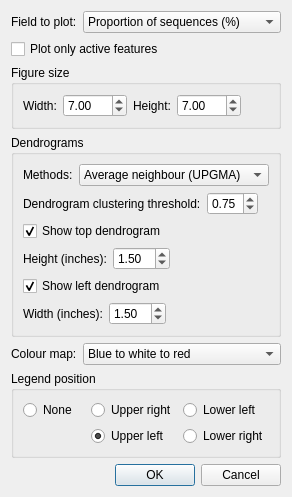
The window that stamp/plugins/multiGroups/plots/configGUI/HeatmapPlot.ui (donovan-h-parks/STAMP) describes before a commit, drawn with Qt 5.
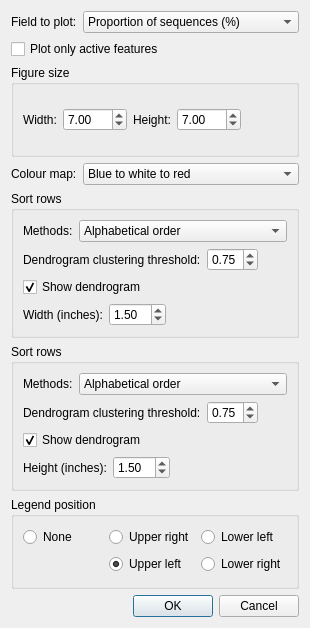
The same window after the commit. Icons and pictures are not drawn.

Commit message: Initial work on a revised heatmap.

Patch:
```diff
--- a/stamp/plugins/multiGroups/plots/configGUI/HeatmapPlot.ui
+++ b/stamp/plugins/multiGroups/plots/configGUI/HeatmapPlot.ui
@@ -6,8 +6,8 @@
    <rect>
     <x>0</x>
     <y>0</y>
-    <width>260</width>
-    <height>455</height>
+    <width>310</width>
+    <height>628</height>
    </rect>
   </property>
   <property name="sizePolicy">
@@ -23,7 +23,7 @@
    <iconset>
     <normaloff>../../../../../icons/programIcon.png</normaloff>../../../../../icons/programIcon.png</iconset>
   </property>
-  <layout class="QVBoxLayout" name="verticalLayout_3">
+  <layout class="QVBoxLayout" name="verticalLayout_4">
    <item>
     <layout class="QHBoxLayout" name="horizontalLayout_6">
      <item>
@@ -158,237 +158,6 @@
      </layout>
     </widget>
    </item>
-   <item>
-    <widget class="QGroupBox" name="groupBox">
-     <property name="title">
-      <string>Dendrograms</string>
-     </property>
-     <layout class="QVBoxLayout" name="verticalLayout_2">
-      <item>
-       <layout class="QHBoxLayout" name="horizontalLayout_5" stretch="0,0">
-        <item>
-         <widget class="QLabel" name="lblDendrogramMethod">
-          <property name="text">
-           <string>Methods:</string>
-          </property>
-         </widget>
-        </item>
-        <item>
-         <widget class="QComboBox" name="cboDendrogramMethod">
-          <property name="sizePolicy">
-           <sizepolicy hsizetype="Preferred" vsizetype="Fixed">
-            <horstretch>1</horstretch>
-            <verstretch>0</verstretch>
-           </sizepolicy>
-          </property>
-          <item>
-           <property name="text">
-            <string>Average neighbour (UPGMA)</string>
-           </property>
-          </item>
-          <item>
-           <property name="text">
-            <string>Centroid</string>
-           </property>
-          </item>
-          <item>
-           <property name="text">
-            <string>Furthest neighbour</string>
-           </property>
-          </item>
-          <item>
-           <property name="text">
-            <string>Nearest neighbour</string>
-           </property>
-          </item>
-          <item>
-           <property name="text">
-            <string>Ward</string>
-           </property>
-          </item>
-         </widget>
-        </item>
-       </layout>
-      </item>
-      <item>
-       <layout class="QHBoxLayout" name="horizontalLayout_2">
-        <item>
-         <widget class="QLabel" name="lblClusteringThreshold">
-          <property name="text">
-           <string>Dendrogram clustering threshold:</string>
-          </property>
-         </widget>
-        </item>
-        <item>
-         <widget class="QDoubleSpinBox" name="spinClusteringThreshold">
-          <property name="sizePolicy">
-           <sizepolicy hsizetype="Minimum" vsizetype="Fixed">
-            <horstretch>0</horstretch>
-            <verstretch>0</verstretch>
-           </sizepolicy>
-          </property>
-          <property name="decimals">
-           <number>2</number>
-          </property>
-          <property name="minimum">
-           <double>0.000000000000000</double>
-          </property>
-          <property name="maximum">
-           <double>1.000000000000000</double>
-          </property>
-          <property name="singleStep">
-           <double>0.050000000000000</double>
-          </property>
-          <property name="value">
-           <double>0.750000000000000</double>
-          </property>
-         </widget>
-        </item>
-        <item>
-         <spacer name="horizontalSpacer">
-          <property name="orientation">
-           <enum>Qt::Horizontal</enum>
-          </property>
-          <property name="sizeHint" stdset="0">
-           <size>
-            <width>5</width>
-            <height>20</height>
-           </size>
-          </property>
-         </spacer>
-        </item>
-       </layout>
-      </item>
-      <item>
-       <widget class="QCheckBox" name="chkShowTopDendrogram">
-        <property name="enabled">
-         <bool>true</bool>
-        </property>
-        <property name="layoutDirection">
-         <enum>Qt::LeftToRight</enum>
-        </property>
-        <property name="text">
-         <string>Show top dendrogram</string>
-        </property>
-        <property name="checked">
-         <bool>true</bool>
-        </property>
-       </widget>
-      </item>
-      <item>
-       <layout class="QHBoxLayout" name="horizontalLayout_8">
-        <item>
-         <widget class="QLabel" name="lblTopDendrogramHeight">
-          <property name="text">
-           <string>Height (inches):</string>
-          </property>
-         </widget>
-        </item>
-        <item>
-         <widget class="QDoubleSpinBox" name="spinDendrogramHeight">
-          <property name="sizePolicy">
-           <sizepolicy hsizetype="Minimum" vsizetype="Fixed">
-            <horstretch>0</horstretch>
-            <verstretch>0</verstretch>
-           </sizepolicy>
-          </property>
-          <property name="decimals">
-           <number>2</number>
-          </property>
-          <property name="minimum">
-           <double>0.000000000000000</double>
-          </property>
-          <property name="maximum">
-           <double>50.000000000000000</double>
-          </property>
-          <property name="singleStep">
-           <double>0.050000000000000</double>
-          </property>
-          <property name="value">
-           <double>1.500000000000000</double>
-          </property>
-         </widget>
-        </item>
-        <item>
-         <spacer name="horizontalSpacer_4">
-          <property name="orientation">
-           <enum>Qt::Horizontal</enum>
-          </property>
-          <property name="sizeHint" stdset="0">
-           <size>
-            <width>10</width>
-            <height>20</height>
-           </size>
-          </property>
-         </spacer>
-        </item>
-       </layout>
-      </item>
-      <item>
-       <widget class="QCheckBox" name="chkShowLeftDendrogram">
-        <property name="layoutDirection">
-         <enum>Qt::LeftToRight</enum>
-        </property>
-        <property name="text">
-         <string>Show left dendrogram</string>
-        </property>
-        <property name="checked">
-         <bool>true</bool>
-        </property>
-       </widget>
-      </item>
-      <item>
-       <layout class="QHBoxLayout" name="horizontalLayout_9">
-        <item>
-         <widget class="QLabel" name="lblDendrogramWidth">
-          <property name="text">
-           <string>Width (inches):</string>
-          </property>
-         </widget>
-        </item>
-        <item>
-         <widget class="QDoubleSpinBox" name="spinDendrogramWidth">
-          <property name="sizePolicy">
-           <sizepolicy hsizetype="Minimum" vsizetype="Fixed">
-            <horstretch>0</horstretch>
-            <verstretch>0</verstretch>
-           </sizepolicy>
-          </property>
-          <property name="decimals">
-           <number>2</number>
-          </property>
-          <property name="minimum">
-           <double>0.000000000000000</double>
-          </property>
-          <property name="maximum">
-           <double>50.000000000000000</double>
-          </property>
-          <property name="singleStep">
-           <double>0.050000000000000</double>
-          </property>
-          <property name="value">
-           <double>1.500000000000000</double>
-          </property>
-         </widget>
-        </item>
-        <item>
-         <spacer name="horizontalSpacer_5">
-          <property name="orientation">
-           <enum>Qt::Horizontal</enum>
-          </property>
-          <property name="sizeHint" stdset="0">
-           <size>
-            <width>10</width>
-            <height>20</height>
-           </size>
-          </property>
-         </spacer>
-        </item>
-       </layout>
-      </item>
-     </layout>
-    </widget>
-   </item>
    <item>
     <layout class="QHBoxLayout" name="horizontalLayout_7">
      <item>
@@ -478,6 +247,354 @@
      </item>
     </layout>
    </item>
+   <item>
+    <widget class="QGroupBox" name="groupBox">
+     <property name="title">
+      <string>Sort rows</string>
+     </property>
+     <layout class="QVBoxLayout" name="verticalLayout_2">
+      <item>
+       <layout class="QHBoxLayout" name="horizontalLayout_5" stretch="0,0">
+        <item>
+         <widget class="QLabel" name="lblDendrogramMethod">
+          <property name="text">
+           <string>Methods:</string>
+          </property>
+         </widget>
+        </item>
+        <item>
+         <widget class="QComboBox" name="cboRowSortMethod">
+          <property name="sizePolicy">
+           <sizepolicy hsizetype="Preferred" vsizetype="Fixed">
+            <horstretch>1</horstretch>
+            <verstretch>0</verstretch>
+           </sizepolicy>
+          </property>
+          <item>
+           <property name="text">
+            <string>Alphabetical order</string>
+           </property>
+          </item>
+          <item>
+           <property name="text">
+            <string>Average neighbour (UPGMA)</string>
+           </property>
+          </item>
+          <item>
+           <property name="text">
+            <string>Centroid</string>
+           </property>
+          </item>
+          <item>
+           <property name="text">
+            <string>Furthest neighbour</string>
+           </property>
+          </item>
+          <item>
+           <property name="text">
+            <string>Nearest neighbour</string>
+           </property>
+          </item>
+          <item>
+           <property name="text">
+            <string>Ward</string>
+           </property>
+          </item>
+         </widget>
+        </item>
+       </layout>
+      </item>
+      <item>
+       <layout class="QHBoxLayout" name="horizontalLayout_2">
+        <item>
+         <widget class="QLabel" name="lblClusteringThreshold">
+          <property name="text">
+           <string>Dendrogram clustering threshold:</string>
+          </property>
+         </widget>
+        </item>
+        <item>
+         <widget class="QDoubleSpinBox" name="spinRowClusteringThreshold">
+          <property name="sizePolicy">
+           <sizepolicy hsizetype="Minimum" vsizetype="Fixed">
+            <horstretch>0</horstretch>
+            <verstretch>0</verstretch>
+           </sizepolicy>
+          </property>
+          <property name="decimals">
+           <number>2</number>
+          </property>
+          <property name="minimum">
+           <double>0.000000000000000</double>
+          </property>
+          <property name="maximum">
+           <double>1.000000000000000</double>
+          </property>
+          <property name="singleStep">
+           <double>0.050000000000000</double>
+          </property>
+          <property name="value">
+           <double>0.750000000000000</double>
+          </property>
+         </widget>
+        </item>
+        <item>
+         <spacer name="horizontalSpacer">
+          <property name="orientation">
+           <enum>Qt::Horizontal</enum>
+          </property>
+          <property name="sizeHint" stdset="0">
+           <size>
+            <width>5</width>
+            <height>20</height>
+           </size>
+          </property>
+         </spacer>
+        </item>
+       </layout>
+      </item>
+      <item>
+       <widget class="QCheckBox" name="chkShowRowDendrogram">
+        <property name="enabled">
+         <bool>true</bool>
+        </property>
+        <property name="layoutDirection">
+         <enum>Qt::LeftToRight</enum>
+        </property>
+        <property name="text">
+         <string>Show dendrogram</string>
+        </property>
+        <property name="checked">
+         <bool>true</bool>
+        </property>
+       </widget>
+      </item>
+      <item>
+       <layout class="QHBoxLayout" name="horizontalLayout_9">
+        <item>
+         <widget class="QLabel" name="lblDendrogramWidth">
+          <property name="text">
+           <string>Width (inches):</string>
+          </property>
+         </widget>
+        </item>
+        <item>
+         <widget class="QDoubleSpinBox" name="spinDendrogramRowWidth">
+          <property name="sizePolicy">
+           <sizepolicy hsizetype="Minimum" vsizetype="Fixed">
+            <horstretch>0</horstretch>
+            <verstretch>0</verstretch>
+           </sizepolicy>
+          </property>
+          <property name="decimals">
+           <number>2</number>
+          </property>
+          <property name="minimum">
+           <double>0.000000000000000</double>
+          </property>
+          <property name="maximum">
+           <double>50.000000000000000</double>
+          </property>
+          <property name="singleStep">
+           <double>0.050000000000000</double>
+          </property>
+          <property name="value">
+           <double>1.500000000000000</double>
+          </property>
+         </widget>
+        </item>
+        <item>
+         <spacer name="horizontalSpacer_5">
+          <property name="orientation">
+           <enum>Qt::Horizontal</enum>
+          </property>
+          <property name="sizeHint" stdset="0">
+           <size>
+            <width>10</width>
+            <height>20</height>
+           </size>
+          </property>
+         </spacer>
+        </item>
+       </layout>
+      </item>
+     </layout>
+    </widget>
+   </item>
+   <item>
+    <widget class="QGroupBox" name="groupBox_2">
+     <property name="title">
+      <string>Sort rows</string>
+     </property>
+     <layout class="QVBoxLayout" name="verticalLayout_3">
+      <item>
+       <layout class="QHBoxLayout" name="horizontalLayout_10" stretch="0,0">
+        <item>
+         <widget class="QLabel" name="lblDendrogramMethod_2">
+          <property name="text">
+           <string>Methods:</string>
+          </property>
+         </widget>
+        </item>
+        <item>
+         <widget class="QComboBox" name="cboColSortMethod">
+          <property name="sizePolicy">
+           <sizepolicy hsizetype="Preferred" vsizetype="Fixed">
+            <horstretch>1</horstretch>
+            <verstretch>0</verstretch>
+           </sizepolicy>
+          </property>
+          <item>
+           <property name="text">
+            <string>Alphabetical order</string>
+           </property>
+          </item>
+          <item>
+           <property name="text">
+            <string>Average neighbour (UPGMA)</string>
+           </property>
+          </item>
+          <item>
+           <property name="text">
+            <string>Centroid</string>
+           </property>
+          </item>
+          <item>
+           <property name="text">
+            <string>Furthest neighbour</string>
+           </property>
+          </item>
+          <item>
+           <property name="text">
+            <string>Nearest neighbour</string>
+           </property>
+          </item>
+          <item>
+           <property name="text">
+            <string>Ward</string>
+           </property>
+          </item>
+         </widget>
+        </item>
+       </layout>
+      </item>
+      <item>
+       <layout class="QHBoxLayout" name="horizontalLayout_11">
+        <item>
+         <widget class="QLabel" name="lblClusteringThreshold_2">
+          <property name="text">
+           <string>Dendrogram clustering threshold:</string>
+          </property>
+         </widget>
+        </item>
+        <item>
+         <widget class="QDoubleSpinBox" name="spinColClusteringThreshold">
+          <property name="sizePolicy">
+           <sizepolicy hsizetype="Minimum" vsizetype="Fixed">
+            <horstretch>0</horstretch>
+            <verstretch>0</verstretch>
+           </sizepolicy>
+          </property>
+          <property name="decimals">
+           <number>2</number>
+          </property>
+          <property name="minimum">
+           <double>0.000000000000000</double>
+          </property>
+          <property name="maximum">
+           <double>1.000000000000000</double>
+          </property>
+          <property name="singleStep">
+           <double>0.050000000000000</double>
+          </property>
+          <property name="value">
+           <double>0.750000000000000</double>
+          </property>
+         </widget>
+        </item>
+        <item>
+         <spacer name="horizontalSpacer_6">
+          <property name="orientation">
+           <enum>Qt::Horizontal</enum>
+          </property>
+          <property name="sizeHint" stdset="0">
+           <size>
+            <width>5</width>
+            <height>20</height>
+           </size>
+          </property>
+         </spacer>
+        </item>
+       </layout>
+      </item>
+      <item>
+       <widget class="QCheckBox" name="chkShowColDendrogram">
+        <property name="enabled">
+         <bool>true</bool>
+        </property>
+        <property name="layoutDirection">
+         <enum>Qt::LeftToRight</enum>
+        </property>
+        <property name="text">
+         <string>Show dendrogram</string>
+        </property>
+        <property name="checked">
+         <bool>true</bool>
+        </property>
+       </widget>
+      </item>
+      <item>
+       <layout class="QHBoxLayout" name="horizontalLayout_13">
+        <item>
+         <widget class="QLabel" name="lblTopDendrogramHeight_2">
+          <property name="text">
+           <string>Height (inches):</string>
+          </property>
+         </widget>
+        </item>
+        <item>
+         <widget class="QDoubleSpinBox" name="spinDendrogramColHeight">
+          <property name="sizePolicy">
+           <sizepolicy hsizetype="Minimum" vsizetype="Fixed">
+            <horstretch>0</horstretch>
+            <verstretch>0</verstretch>
+           </sizepolicy>
+          </property>
+          <property name="decimals">
+           <number>2</number>
+          </property>
+          <property name="minimum">
+           <double>0.000000000000000</double>
+          </property>
+          <property name="maximum">
+           <double>50.000000000000000</double>
+          </property>
+          <property name="singleStep">
+           <double>0.050000000000000</double>
+          </property>
+          <property name="value">
+           <double>1.500000000000000</double>
+          </property>
+         </widget>
+        </item>
+        <item>
+         <spacer name="horizontalSpacer_8">
+          <property name="orientation">
+           <enum>Qt::Horizontal</enum>
+          </property>
+          <property name="sizeHint" stdset="0">
+           <size>
+            <width>10</width>
+            <height>20</height>
+           </size>
+          </property>
+         </spacer>
+        </item>
+       </layout>
+      </item>
+     </layout>
+    </widget>
+   </item>
    <item>
     <layout class="QHBoxLayout" name="horizontalLayout_4">
      <item>
```
The commit also changes 6 other files.
